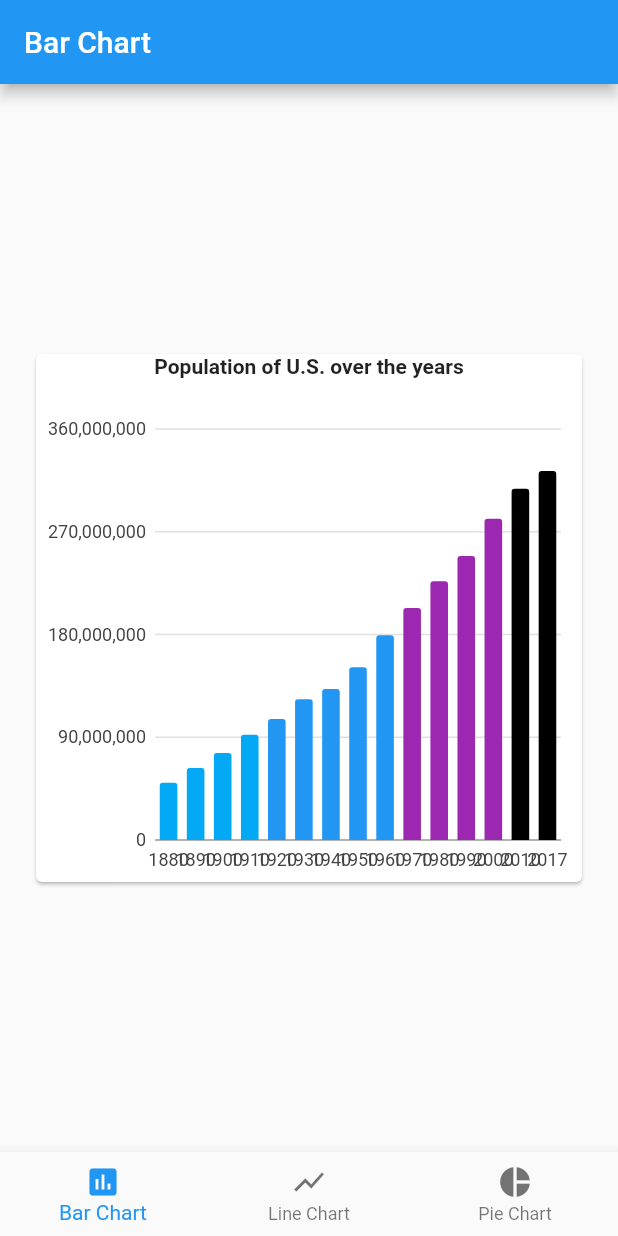
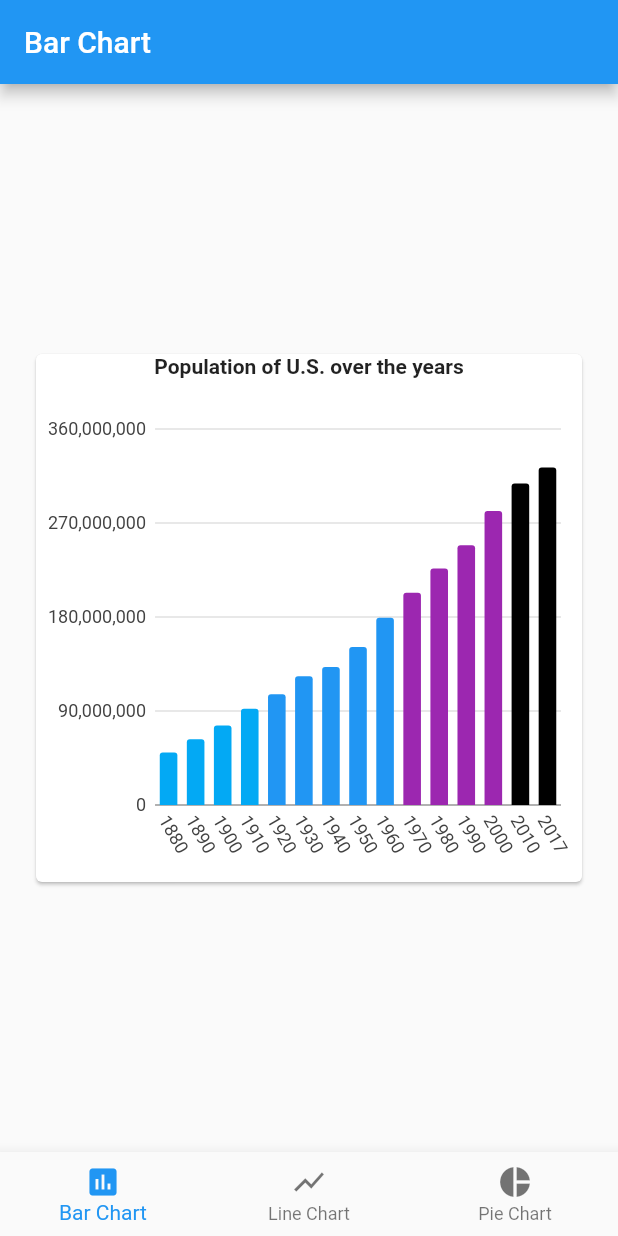
Before and after one commit to gabrielmoreira-dev/flutter-charts, a Flutter app: the screen it shows after launch, on a phone screen of 412 x 824 dp. Run offline on Flutter 3.47's test engine with Material 2 defaults, Android fonts, the phone set to English and light mode, and no system bars; our stand-ins replace charts_flutter, rxdart.

Commit message:
Correções nas pages

```diff
--- a/lib/presentation/chart/bar/bar_chart_page.dart
+++ b/lib/presentation/chart/bar/bar_chart_page.dart
@@ -29,15 +29,20 @@ class BarChartPage extends StatelessWidget {
                 Expanded(
                   child: StreamBuilder(
                     stream: bloc.onNewState,
-                    builder: (context, snapshot) => charts.BarChart(
-                      snapshot.data,
-                      animate: true,
-                      animationDuration: Duration(seconds: 5),
-                      /*domainAxis: charts.OrdinalAxisSpec(
-                        renderSpec:
-                            charts.SmallTickRendererSpec(),
-                      ),*/
-                    ),
+                    builder: (context, snapshot) => snapshot.data != null
+                        ? charts.BarChart(
+                            snapshot.data,
+                            animate: true,
+                            animationDuration: Duration(seconds: 5),
+                            domainAxis: charts.OrdinalAxisSpec(
+                              renderSpec: charts.SmallTickRendererSpec(
+                                labelRotation: 60,
+                              ),
+                            ),
+                          )
+                        : Center(
+                            child: CircularProgressIndicator(),
+                          ),
                   ),
                 )
               ],
```
Also changed, not shown: lib/presentation/chart/line/line_chart_page.dart (+9 -5 lines).
